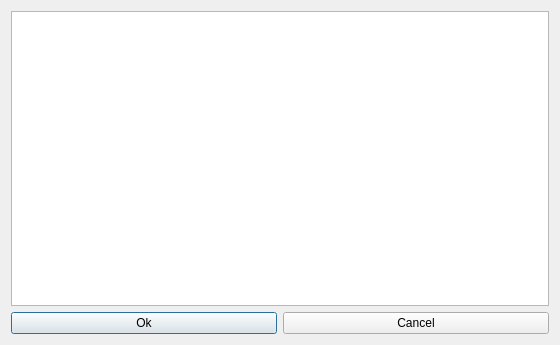
Old version of the form fet/src/interface/commentsform_template.ui in the repository vonmecheln/fet.
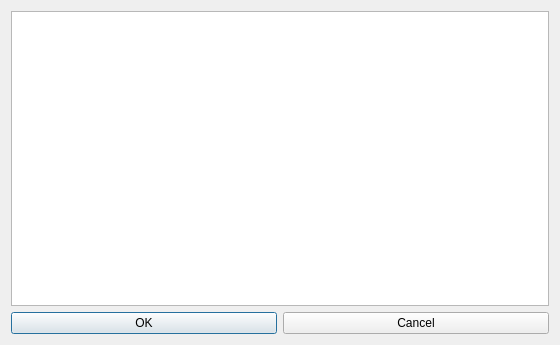
New version of the form.

```diff
--- a/fet/src/interface/commentsform_template.ui
+++ b/fet/src/interface/commentsform_template.ui
@@ -20,7 +20,7 @@
    <item row="1" column="0">
     <widget class="QPushButton" name="okPushButton">
      <property name="text">
-      <string>Ok</string>
+      <string>OK</string>
      </property>
     </widget>
    </item>
```
